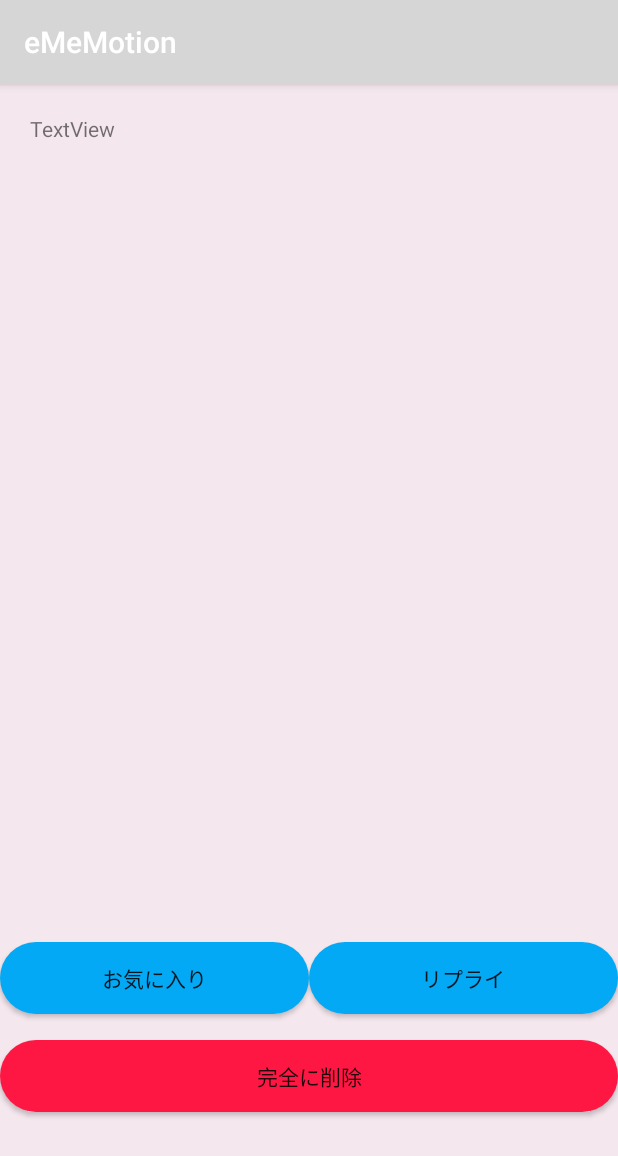
After one commit to leopon55/ForgetMemo, an Android app: the DetailActivity screen opened directly, with no data from a screen before it, on a phone screen of 412 x 824 dp. The commit adds this screen. Shown: the top 1156 px of the screen. Run offline under Robolectric (Android 15) with nearby library versions, the phone set to English and light mode, and no system bars.

Commit message:
詳細画面のレイアウトを作成

```diff
--- a/app/src/main/AndroidManifest.xml
+++ b/app/src/main/AndroidManifest.xml
@@ -10,6 +10,7 @@
         android:roundIcon="@mipmap/ic_launcher_round"
         android:supportsRtl="true"
         android:theme="@style/AppTheme">
+        <activity android:name=".DetailActivity"></activity>
         <activity android:name=".ListViewActivity" />
         <activity android:name=".MainActivity">
             <intent-filter>
--- /dev/null
+++ b/app/src/main/java/app/koizumi/leopon/memoforget/DetailActivity.kt
@@ -0,0 +1,12 @@
+package app.koizumi.leopon.memoforget
+
+import androidx.appcompat.app.AppCompatActivity
+import android.os.Bundle
+
+class DetailActivity : AppCompatActivity() {
+
+    override fun onCreate(savedInstanceState: Bundle?) {
+        super.onCreate(savedInstanceState)
+        setContentView(R.layout.activity_detail)
+    }
+}
--- a/app/src/main/java/app/koizumi/leopon/memoforget/ListViewActivity.kt
+++ b/app/src/main/java/app/koizumi/leopon/memoforget/ListViewActivity.kt
@@ -15,7 +15,7 @@ import java.util.*
 
 class ListViewActivity : AppCompatActivity() {
 
-    private val realm: Realm by lazy {
+    private val realm: Realm by lazy {//lazyという委譲プロパティを使って遅延初期化,この変数が最初に参照されたときに{}内の値をsetして初期化します。
         Realm.getDefaultInstance()
     }
 
--- /dev/null
+++ b/app/src/main/res/drawable-v24/background_red_rounded_corners.xml
@@ -0,0 +1,12 @@
+<?xml version="1.0" encoding="utf-8"?>
+<selector xmlns:android="http://schemas.android.com/apk/res/android">
+
+    <item>
+        <shape android:shape="rectangle">
+<!--            背景色-->
+            <solid android:color="#FF1744"/>
+<!--            角の丸み-->
+            <corners android:radius="40dp"/>
+        </shape>
+    </item>
+</selector>
--- /dev/null
+++ b/app/src/main/res/layout/activity_detail.xml
@@ -0,0 +1,76 @@
+<?xml version="1.0" encoding="utf-8"?>
+<androidx.constraintlayout.widget.ConstraintLayout xmlns:android="http://schemas.android.com/apk/res/android"
+    xmlns:app="http://schemas.android.com/apk/res-auto"
+    xmlns:tools="http://schemas.android.com/tools"
+    android:id="@+id/containerD"
+    android:layout_width="match_parent"
+    android:layout_height="match_parent"
+    android:background="@color/colorPrimary"
+    tools:context=".DetailActivity">
+
+    <LinearLayout
+        android:layout_width="match_parent"
+        android:layout_height="match_parent"
+        android:orientation="vertical">
+
+        <TextView
+            android:id="@+id/detailTextView"
+            android:layout_width="match_parent"
+            android:layout_height="wrap_content"
+            android:layout_margin="10dp"
+            android:layout_marginBottom="10dp"
+            android:layout_weight="3"
+            android:ems="11"
+            android:padding="10dp"
+            android:text="TextView"
+            android:textAlignment="textStart" />
+
+        <LinearLayout
+            android:layout_width="match_parent"
+            android:layout_height="0dp"
+            android:layout_weight="0.5"
+            android:orientation="horizontal">
+
+            <Button
+                android:id="@+id/favButton"
+                android:layout_width="wrap_content"
+                android:layout_height="wrap_content"
+                android:layout_gravity="center"
+                android:layout_margin="0dp"
+                android:layout_marginLeft="5dp"
+                android:layout_marginRight="5dp"
+                android:layout_weight="1"
+                android:background="@drawable/background_rounded_corners"
+                android:text="お気に入り" />
+
+            <Button
+                android:id="@+id/replyButton"
+                android:layout_width="wrap_content"
+                android:layout_height="wrap_content"
+                android:layout_gravity="center"
+                android:layout_margin="0dp"
+                android:layout_marginLeft="5dp"
+                android:layout_marginRight="5dp"
+                android:layout_weight="1"
+                android:background="@drawable/background_rounded_corners"
+                android:text="リプライ" />
+
+        </LinearLayout>
+
+        <LinearLayout
+            android:layout_width="match_parent"
+            android:layout_height="wrap_content"
+            android:layout_weight="0.5"
+            android:orientation="horizontal">
+
+            <Button
+                android:id="@+id/deleteButton"
+                android:layout_width="match_parent"
+                android:layout_height="wrap_content"
+                android:layout_margin="0dp"
+                android:background="@drawable/background_red_rounded_corners"
+                android:text="完全に削除" />
+        </LinearLayout>
+
+    </LinearLayout>
+</androidx.constraintlayout.widget.ConstraintLayout>
```
